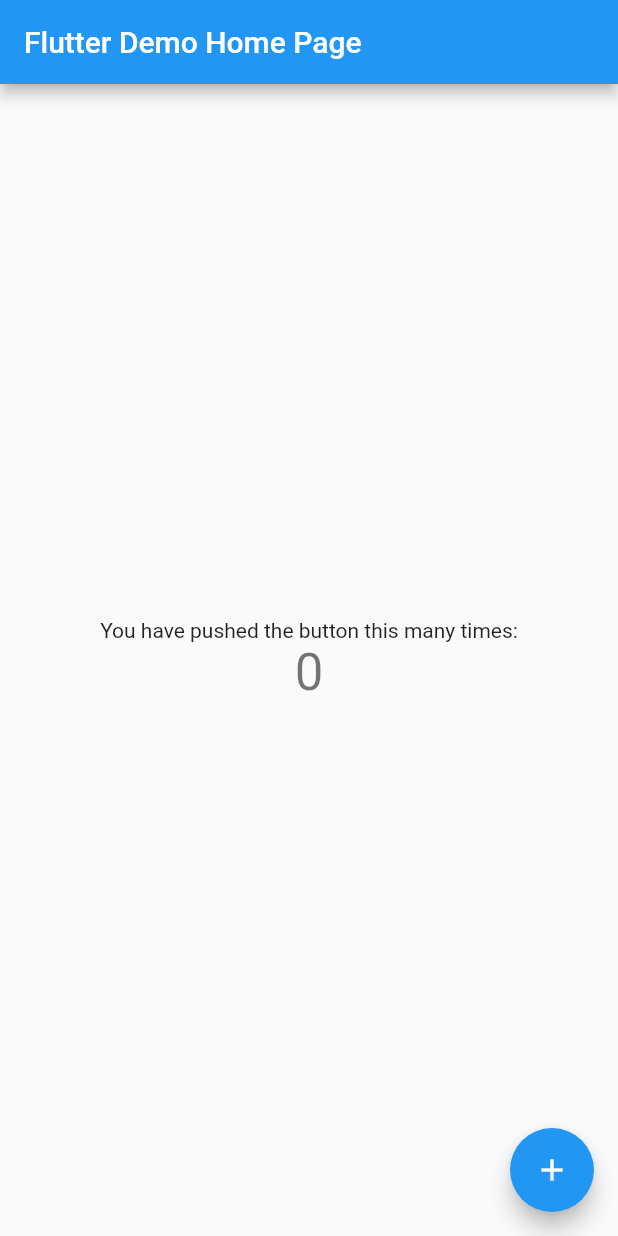
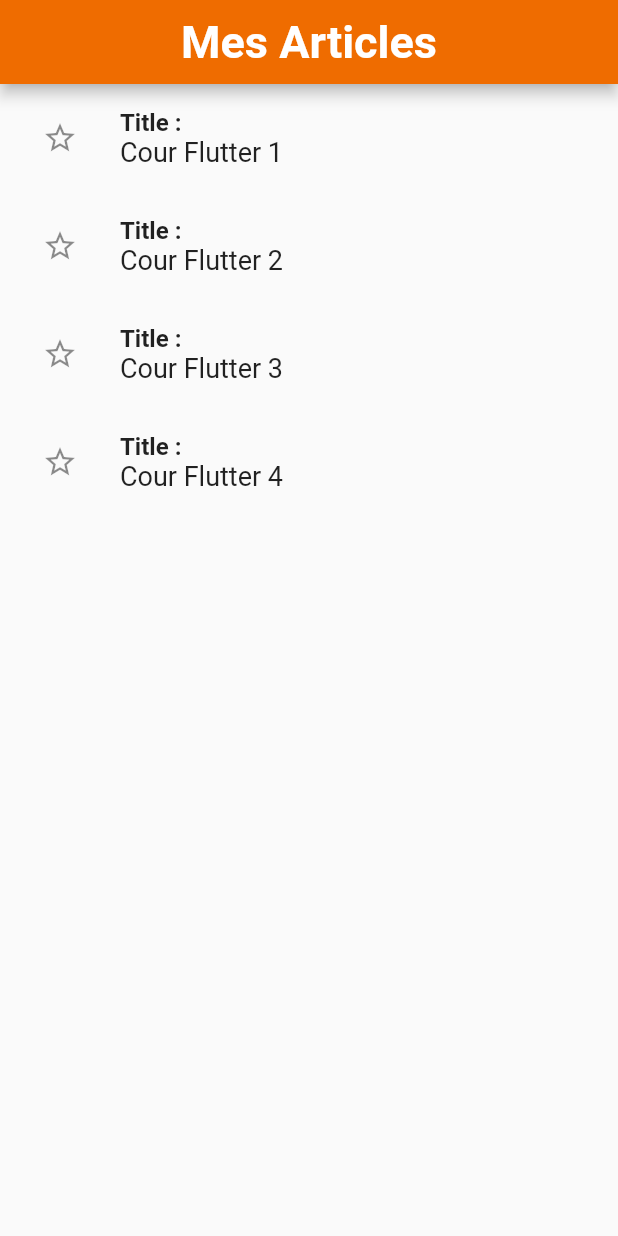
Before and after one commit to ayoub-bourzik/swot_exo1, a Flutter app: the screen it shows after launch, on a phone screen of 412 x 824 dp. Run offline on Flutter 3.47's test engine with Material 2 defaults, Android fonts, the phone set to English and light mode, and no system bars.

Commit message:
28/09/2019 exercice articles

```diff
--- /dev/null
+++ b/lib/articles.dart
@@ -0,0 +1,43 @@
+import 'package:meta/meta.dart';
+
+class Article {
+  final int id;
+  final String title;
+  final String text;
+  final int commentCount;
+
+  Article({
+    @required this.id,
+    @required this.title,
+    this.text,
+    this.commentCount,
+  });
+}
+
+
+final articles = [
+  Article(
+    id: 10,
+    title: 'Cour Flutter 1',
+    text: 'On sait depuis longtemps que travailler avec du texte lisible et contenant du sens est source de distractions, et empêche de se concentrer sur la mise en page elle-même. avantage du Lorem Ipsum sur un texte générique',
+    commentCount: 17
+  ),
+  Article(
+    id: 20,
+    title: 'Cour Flutter 2',
+    text: 'On sait depuis longtemps que travailler avec du texte lisible et contenant du sens est source de distractions, et empêche de se concentrer sur la mise en page elle-même. avantage du Lorem Ipsum sur un texte générique',
+    commentCount: 79
+  ),
+  Article(
+    id: 30,
+    title: 'Cour Flutter 3',
+    text: 'On sait depuis longtemps que travailler avec du texte lisible et contenant du sens est source de distractions, et empêche de se concentrer sur la mise en page elle-même. avantage du Lorem Ipsum sur un texte générique',
+    commentCount: 43
+  ),
+  Article(
+    id: 40,
+    title: 'Cour Flutter 4',
+    text: 'On sait depuis longtemps que travailler avec du texte lisible et contenant du sens est source de distractions, et empêche de se concentrer sur la mise en page elle-même. avantage du Lorem Ipsum sur un texte générique',
+    commentCount: 77
+  ),
+];
--- a/lib/main.dart
+++ b/lib/main.dart
@@ -1,111 +1,88 @@
 import 'package:flutter/material.dart';
+import 'articles.dart';
 
-void main() => runApp(MyApp());
+void main() {
+  runApp(MyApp());
+}
 
 class MyApp extends StatelessWidget {
-  // This widget is the root of your application.
   @override
   Widget build(BuildContext context) {
     return MaterialApp(
-      title: 'Flutter Demo',
-      theme: ThemeData(
-        // This is the theme of your application.
-        //
-        // Try running your application with "flutter run". You'll see the
-        // application has a blue toolbar. Then, without quitting the app, try
-        // changing the primarySwatch below to Colors.green and then invoke
-        // "hot reload" (press "r" in the console where you ran "flutter run",
-        // or simply save your changes to "hot reload" in a Flutter IDE).
-        // Notice that the counter didn't reset back to zero; the application
-        // is not restarted.
-        primarySwatch: Colors.blue,
-      ),
-      home: MyHomePage(title: 'Flutter Demo Home Page'),
+      debugShowCheckedModeBanner: false,
+      home: HomePage(),
     );
   }
 }
 
-class MyHomePage extends StatefulWidget {
-  MyHomePage({Key key, this.title}) : super(key: key);
+class HomePage extends StatefulWidget {
+  HomePage({Key key}) : super(key: key);
 
-  // This widget is the home page of your application. It is stateful, meaning
-  // that it has a State object (defined below) that contains fields that affect
-  // how it looks.
-
-  // This class is the configuration for the state. It holds the values (in this
-  // case the title) provided by the parent (in this case the App widget) and
-  // used by the build method of the State. Fields in a Widget subclass are
-  // always marked "final".
-
-  final String title;
-
-  @override
-  _MyHomePageState createState() => _MyHomePageState();
+  _HomePageState createState() => _HomePageState();
 }
 
-class _MyHomePageState extends State<MyHomePage> {
-  int _counter = 0;
+class _HomePageState extends State<HomePage> {
+  @override
+  Widget build(BuildContext context) {
+    return Scaffold(
+      appBar: AppBar(
+        title: Center(
+          child: Text(
+            'Mes Articles',
+            style: TextStyle(fontSize: 30.0, fontWeight: FontWeight.bold),
+          ),
+        ),
+        backgroundColor: Colors.orange.shade800,
+      ),
+      body: MyArticles(),
+    );
+  }
+}
 
-  void _incrementCounter() {
-    setState(() {
-      // This call to setState tells the Flutter framework that something has
-      // changed in this State, which causes it to rerun the build method below
-      // so that the display can reflect the updated values. If we changed
-      // _counter without calling setState(), then the build method would not be
-      // called again, and so nothing would appear to happen.
-      _counter++;
-    });
-  }
+class MyArticles extends StatefulWidget {
+  MyArticles({Key key}) : super(key: key);
+
+  _MyArticlesState createState() => _MyArticlesState();
+}
+
+class _MyArticlesState extends State<MyArticles> {
+  final _articles = articles;
+  bool isFavorited = false;
 
   @override
   Widget build(BuildContext context) {
-    // This method is rerun every time setState is called, for instance as done
-    // by the _incrementCounter method above.
-    //
-    // The Flutter framework has been optimized to make rerunning build methods
-    // fast, so that you can just rebuild anything that needs updating rather
-    // than having to individually change instances of widgets.
-    return Scaffold(
-      appBar: AppBar(
-        // Here we take the value from the MyHomePage object that was created by
-        // the App.build method, and use it to set our appbar title.
-        title: Text(widget.title),
-      ),
-      body: Center(
-        // Center is a layout widget. It takes a single child and positions it
-        // in the middle of the parent.
-        child: Column(
-          // Column is also a layout widget. It takes a list of children and
-          // arranges them vertically. By default, it sizes itself to fit its
-          // children horizontally, and tries to be as tall as its parent.
-          //
-          // Invoke "debug painting" (press "p" in the console, choose the
-          // "Toggle Debug Paint" action from the Flutter Inspector in Android
-          // Studio, or the "Toggle Debug Paint" command in Visual Studio Code)
-          // to see the wireframe for each widget.
-          //
-          // Column has various properties to control how it sizes itself and
-          // how it positions its children. Here we use mainAxisAlignment to
-          // center the children vertically; the main axis here is the vertical
-          // axis because Columns are vertical (the cross axis would be
-          // horizontal).
-          mainAxisAlignment: MainAxisAlignment.center,
+    return ListView.builder(
+      itemCount: _articles.length,
+      itemBuilder: _buildItem,
+    );
+  }
+
+  Widget _buildItem(context, index) {
+    return Padding(
+      padding: const EdgeInsets.only(bottom: 8.0, top: 8.0),
+      child: ListTile(
+        title: Column(
+          crossAxisAlignment: CrossAxisAlignment.start,
           children: <Widget>[
             Text(
-              'You have pushed the button this many times:',
+              'Title : ',
+              style: TextStyle(fontWeight: FontWeight.bold),
             ),
             Text(
-              '$_counter',
-              style: Theme.of(context).textTheme.display1,
+              _articles[index].title,
+              style: TextStyle(fontSize: 18.0),
             ),
           ],
         ),
+        leading: IconButton(
+          icon: isFavorited ? Icon(Icons.star) : Icon(Icons.star_border),
+          onPressed: () {
+            setState(() {
+             isFavorited = !isFavorited;
+            });
+          },
+        ),
       ),
-      floatingActionButton: FloatingActionButton(
-        onPressed: _incrementCounter,
-        tooltip: 'Increment',
-        child: Icon(Icons.add),
-      ), // This trailing comma makes auto-formatting nicer for build methods.
     );
   }
 }
```
Also changed, not shown: pubspec.yaml (+1 -52 lines), pubspec.lock.
